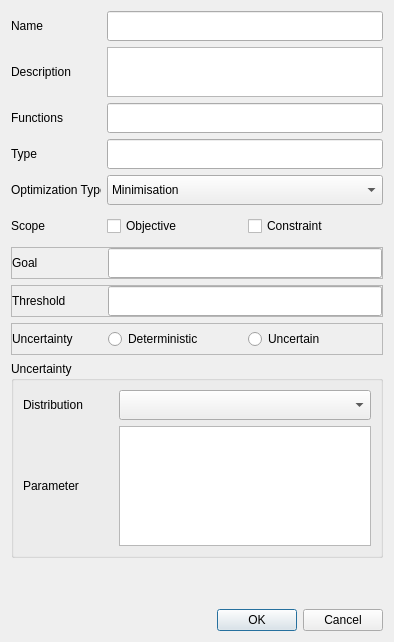
ligerdev/liger, file src/plugins/qtigon/dialogs/outputpropertiesdialog.ui: the form before one commit.
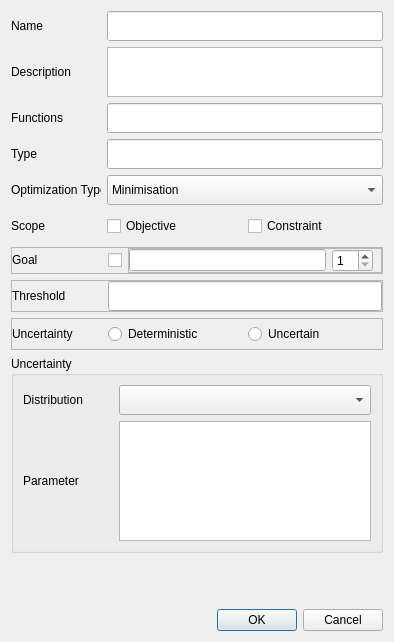
The form after the commit.

Diff of the .ui file:
```diff
--- a/src/plugins/qtigon/dialogs/outputpropertiesdialog.ui
+++ b/src/plugins/qtigon/dialogs/outputpropertiesdialog.ui
@@ -544,21 +544,58 @@
          </widget>
         </item>
         <item>
-         <widget class="QLineEdit" name="goalLineEdit">
-          <property name="minimumSize">
-           <size>
-            <width>0</width>
-            <height>30</height>
-           </size>
+         <widget class="QCheckBox" name="setGoalcheckBox">
+          <property name="toolTip">
+           <string>Enable to set a goal and priority</string>
           </property>
-          <property name="maximumSize">
-           <size>
-            <width>16777215</width>
-            <height>30</height>
-           </size>
+          <property name="text">
+           <string/>
           </property>
          </widget>
         </item>
+        <item>
+         <widget class="QFrame" name="goalSetFrame">
+          <property name="sizePolicy">
+           <sizepolicy hsizetype="Preferred" vsizetype="Preferred">
+            <horstretch>0</horstretch>
+            <verstretch>0</verstretch>
+           </sizepolicy>
+          </property>
+          <property name="frameShape">
+           <enum>QFrame::StyledPanel</enum>
+          </property>
+          <property name="frameShadow">
+           <enum>QFrame::Raised</enum>
+          </property>
+          <layout class="QHBoxLayout" name="horizontalLayout_11">
+           <property name="leftMargin">
+            <number>0</number>
+           </property>
+           <property name="topMargin">
+            <number>0</number>
+           </property>
+           <property name="rightMargin">
+            <number>8</number>
+           </property>
+           <property name="bottomMargin">
+            <number>0</number>
+           </property>
+           <item>
+            <widget class="QLineEdit" name="goalValueEdit"/>
+           </item>
+           <item>
+            <widget class="QSpinBox" name="prioritySpinBox">
+             <property name="toolTip">
+              <string>Define priority level</string>
+             </property>
+             <property name="minimum">
+              <number>1</number>
+             </property>
+            </widget>
+           </item>
+          </layout>
+         </widget>
+        </item>
        </layout>
       </item>
      </layout>
```
